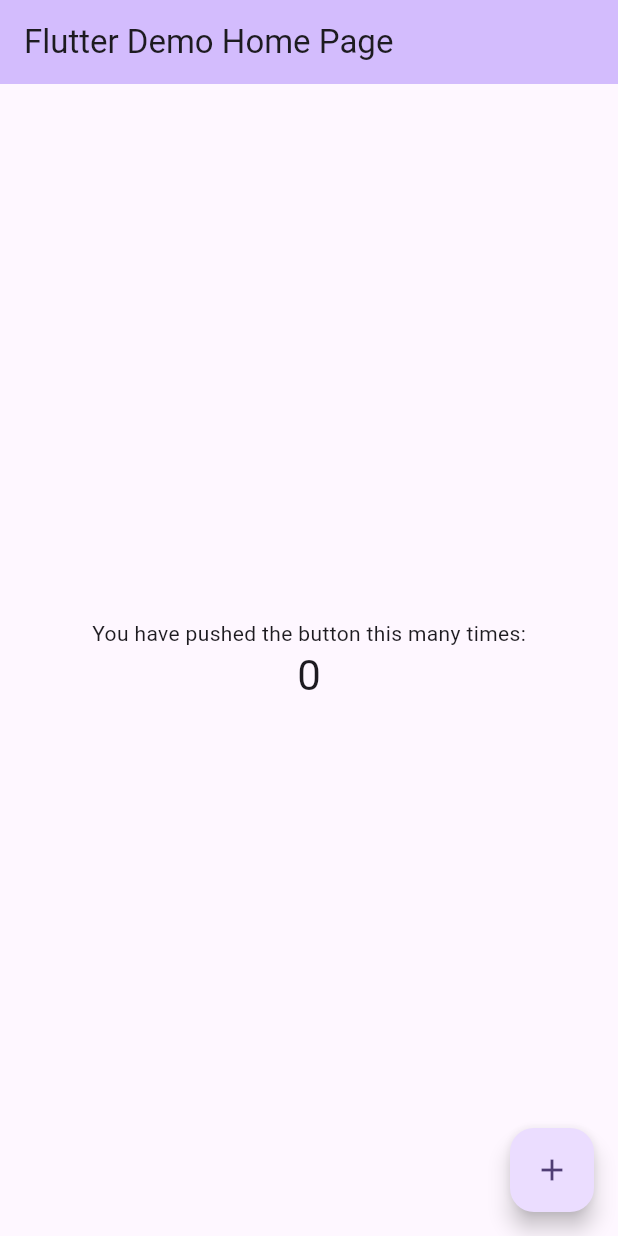
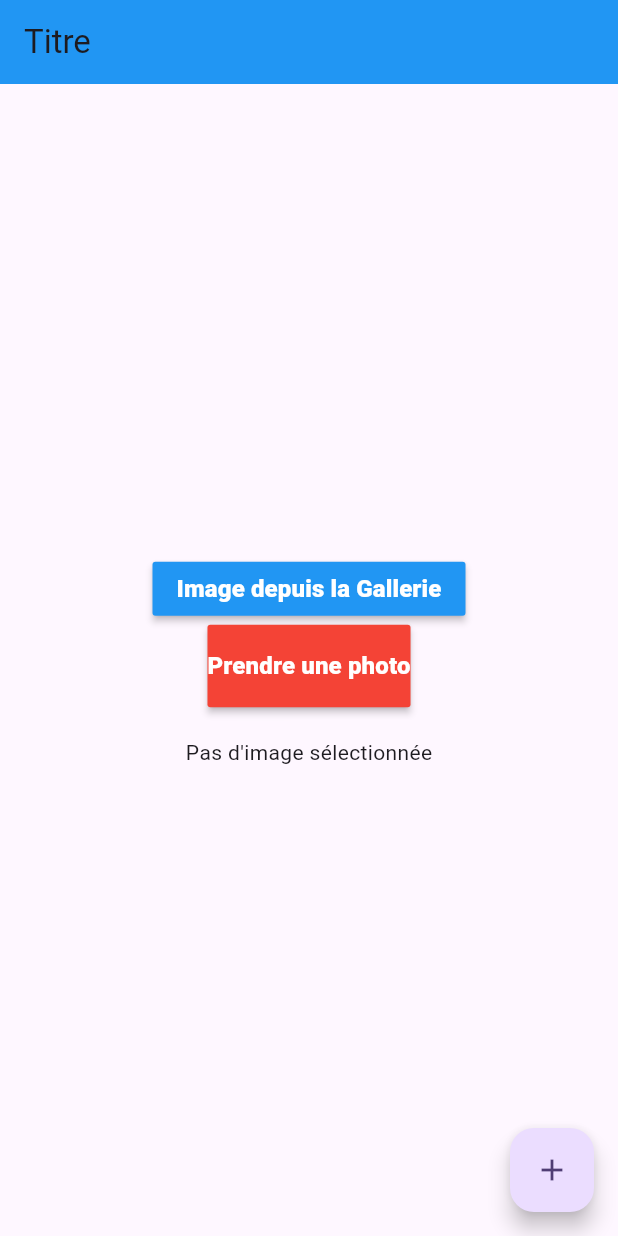
Before and after one commit to IUTNancyCharlemagne/SalleMagne, a Flutter app: the screen it shows after launch, on a phone screen of 412 x 824 dp. Run offline on Flutter 3.47's test engine with Material 3 defaults, Android fonts, the phone set to English and light mode, and no system bars; our stand-ins replace image_picker.

Commit message:
ajout image depuis la gallerie et la caméra

```diff
--- a/salle_magne/lib/main.dart
+++ b/salle_magne/lib/main.dart
@@ -1,4 +1,5 @@
 import 'package:flutter/material.dart';
+import 'widget/home_view.dart';
 
 void main() {
   runApp(const MyApp());
@@ -7,119 +8,15 @@ void main() {
 class MyApp extends StatelessWidget {
   const MyApp({super.key});
 
-  // This widget is the root of your application.
   @override
   Widget build(BuildContext context) {
     return MaterialApp(
-      title: 'Flutter Demo',
+      title: 'Salle\'magne',
       theme: ThemeData(
-        // This is the theme of your application.
-        //
-        // TRY THIS: Try running your application with "flutter run". You'll see
-        // the application has a purple toolbar. Then, without quitting the app,
-        // try changing the seedColor in the colorScheme below to Colors.green
-        // and then invoke "hot reload" (save your changes or press the "hot
-        // reload" button in a Flutter-supported IDE, or press "r" if you used
-        // the command line to start the app).
-        //
-        // Notice that the counter didn't reset back to zero; the application
-        // state is not lost during the reload. To reset the state, use hot
-        // restart instead.
-        //
-        // This works for code too, not just values: Most code changes can be
-        // tested with just a hot reload.
         colorScheme: ColorScheme.fromSeed(seedColor: Colors.deepPurple),
         useMaterial3: true,
       ),
-      home: const MyHomePage(title: 'Flutter Demo Home Page'),
+      home: MyHomePage(),
     );
   }
 }
-
-class MyHomePage extends StatefulWidget {
-  const MyHomePage({super.key, required this.title});
-
-  // This widget is the home page of your application. It is stateful, meaning
-  // that it has a State object (defined below) that contains fields that affect
-  // how it looks.
-
-  // This class is the configuration for the state. It holds the values (in this
-  // case the title) provided by the parent (in this case the App widget) and
-  // used by the build method of the State. Fields in a Widget subclass are
-  // always marked "final".
-
-  final String title;
-
-  @override
-  State<MyHomePage> createState() => _MyHomePageState();
-}
-
-class _MyHomePageState extends State<MyHomePage> {
-  int _counter = 0;
-
-  void _incrementCounter() {
-    setState(() {
-      // This call to setState tells the Flutter framework that something has
-      // changed in this State, which causes it to rerun the build method below
-      // so that the display can reflect the updated values. If we changed
-      // _counter without calling setState(), then the build method would not be
-      // called again, and so nothing would appear to happen.
-      _counter++;
-    });
-  }
-
-  @override
-  Widget build(BuildContext context) {
-    // This method is rerun every time setState is called, for instance as done
-    // by the _incrementCounter method above.
-    //
-    // The Flutter framework has been optimized to make rerunning build methods
-    // fast, so that you can just rebuild anything that needs updating rather
-    // than having to individually change instances of widgets.
-    return Scaffold(
-      appBar: AppBar(
-        // TRY THIS: Try changing the color here to a specific color (to
-        // Colors.amber, perhaps?) and trigger a hot reload to see the AppBar
-        // change color while the other colors stay the same.
-        backgroundColor: Theme.of(context).colorScheme.inversePrimary,
-        // Here we take the value from the MyHomePage object that was created by
-        // the App.build method, and use it to set our appbar title.
-        title: Text(widget.title),
-      ),
-      body: Center(
-        // Center is a layout widget. It takes a single child and positions it
-        // in the middle of the parent.
-        child: Column(
-          // Column is also a layout widget. It takes a list of children and
-          // arranges them vertically. By default, it sizes itself to fit its
-          // children horizontally, and tries to be as tall as its parent.
-          //
-          // Column has various properties to control how it sizes itself and
-          // how it positions its children. Here we use mainAxisAlignment to
-          // center the children vertically; the main axis here is the vertical
-          // axis because Columns are vertical (the cross axis would be
-          // horizontal).
-          //
-          // TRY THIS: Invoke "debug painting" (choose the "Toggle Debug Paint"
-          // action in the IDE, or press "p" in the console), to see the
-          // wireframe for each widget.
-          mainAxisAlignment: MainAxisAlignment.center,
-          children: <Widget>[
-            const Text(
-              'You have pushed the button this many times:',
-            ),
-            Text(
-              '$_counter',
-              style: Theme.of(context).textTheme.headlineMedium,
-            ),
-          ],
-        ),
-      ),
-      floatingActionButton: FloatingActionButton(
-        onPressed: _incrementCounter,
-        tooltip: 'Increment',
-        child: const Icon(Icons.add),
-      ), // This trailing comma makes auto-formatting nicer for build methods.
-    );
-  }
-}
--- /dev/null
+++ b/salle_magne/lib/styles.dart
@@ -0,0 +1,6 @@
+import 'package:flutter/material.dart';
+
+const backgroundAppbarColor = Color.fromARGB(255, 163, 155, 155);
+
+const buttonPickFromGalleryColor = Colors.blue;
+const buttonPickFromCameraColor = Colors.red;
--- /dev/null
+++ b/salle_magne/lib/widget/home_view.dart
@@ -0,0 +1,95 @@
+import 'dart:io';
+import 'package:flutter/material.dart';
+import 'package:image_picker/image_picker.dart';
+import 'package:salle_magne/styles.dart';
+
+class MyHomePage extends StatefulWidget {
+  const MyHomePage({Key? key}) : super(key: key);
+
+  @override
+  State<MyHomePage> createState() => _MyHomePageState();
+}
+
+class _MyHomePageState extends State<MyHomePage> {
+  File? _selectedImage;
+
+  @override
+  Widget build(BuildContext context) {
+    return Scaffold(
+      appBar: AppBar(
+        title: const Text('Titre'),
+        backgroundColor: Colors.blue,
+      ),
+      body: Center(
+        child: Column(
+          mainAxisAlignment: MainAxisAlignment.center,
+          children: [
+            MaterialButton(
+              color: buttonPickFromGalleryColor,
+              onPressed: _pickImageFromGallery,
+              child: const Text(
+                'Image depuis la Gallerie',
+                style: TextStyle(
+                  color: Colors.white,
+                  fontWeight: FontWeight.w900,
+                  fontSize: 16,
+                ),
+              ),
+            ),
+            MaterialButton(
+              padding: const EdgeInsets.symmetric(vertical: 16),
+              color: buttonPickFromCameraColor,
+              onPressed: _pickImageFromCamera,
+              child: const Text(
+                'Prendre une photo',
+                style: TextStyle(
+                  color: Colors.white,
+                  fontWeight: FontWeight.w900,
+                  fontSize: 16,
+                ),
+              ),
+            ),
+            const SizedBox(height: 20),
+            _selectedImage != null
+                ? Image.file(_selectedImage!)
+                : const Text('Pas d\'image sélectionnée'),
+          ],
+        ),
+      ),
+      floatingActionButton: const FloatingActionButton(
+        onPressed: null,
+        child: Icon(Icons.add),
+      ),
+    );
+  }
+
+  Future<void> _pickImageFromGallery() async {
+    final imageReturn =
+        await ImagePicker().pickImage(source: ImageSource.gallery);
+
+    if (imageReturn != null) {
+      setState(() {
+        _selectedImage = File(imageReturn.path);
+      });
+    } else {
+      setState(() {
+        _selectedImage = null;
+      });
+    }
+  }
+
+  Future<void> _pickImageFromCamera() async {
+    final imageReturn =
+        await ImagePicker().pickImage(source: ImageSource.camera);
+
+    if (imageReturn != null) {
+      setState(() {
+        _selectedImage = File(imageReturn.path);
+      });
+    } else {
+      setState(() {
+        _selectedImage = null;
+      });
+    }
+  }
+}
```
Also changed, not shown: salle_magne/pubspec.yaml (+1 -66 lines), salle_magne/pubspec.lock, 5 other files.
